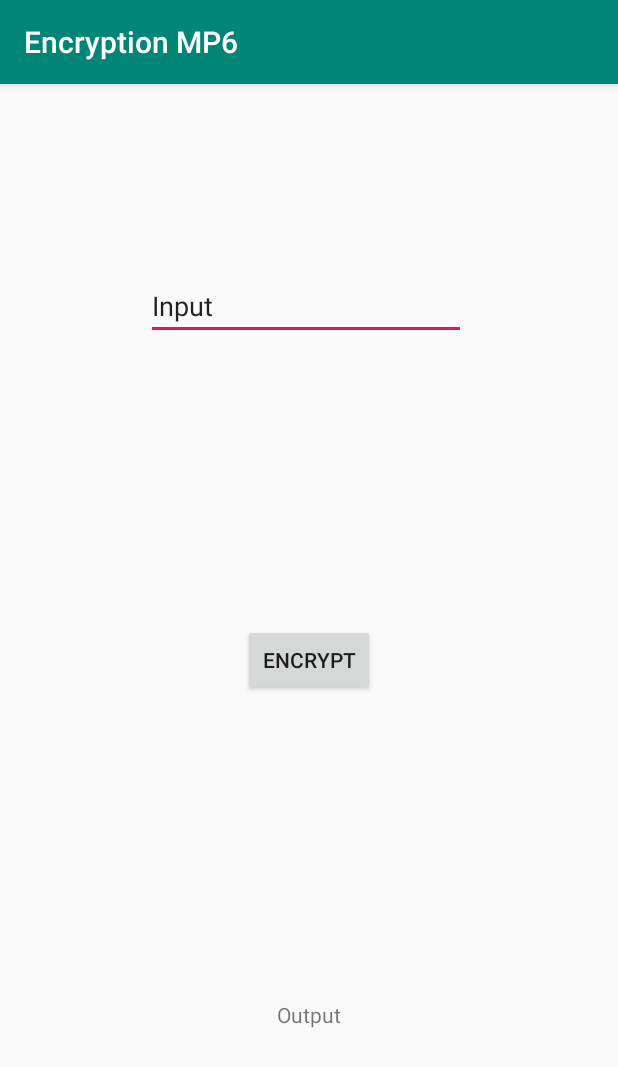
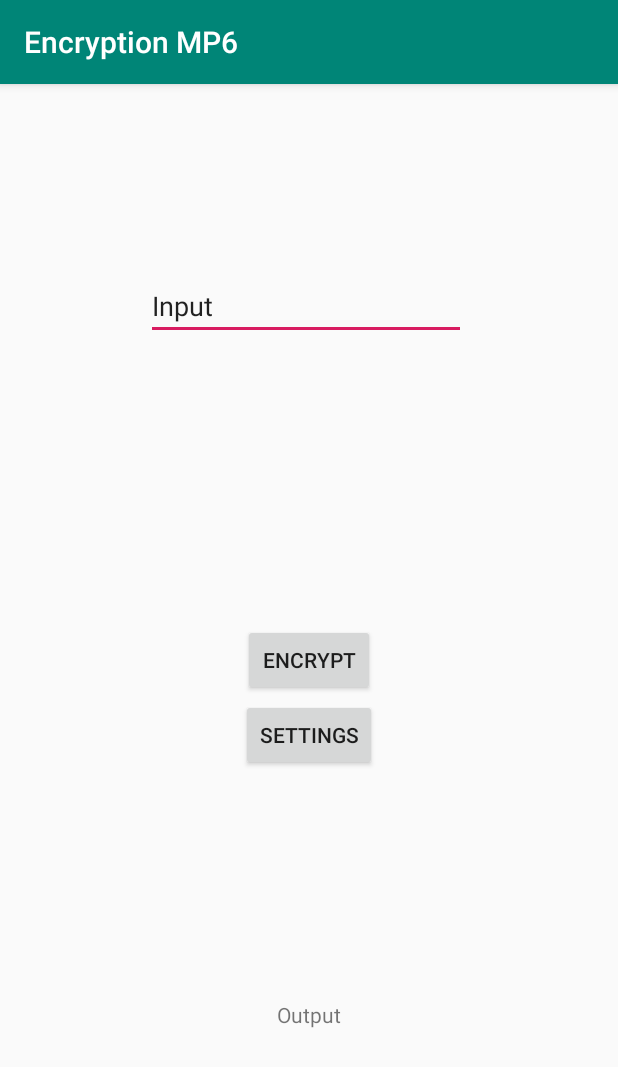
Before and after one commit to jbao8899/MP6_Encryption_Jeremy_Bao_and_Emma_Yu, an Android app: the screen it shows after launch (MainActivity), on a phone screen of 412 x 824 dp. Shown: the top 1067 px of the screen. Run offline under Robolectric (Android 15) with nearby library versions, the phone set to English and light mode, and no system bars.

Commit message:
Worked on settings page, not working yet

```diff
--- a/app/src/main/AndroidManifest.xml
+++ b/app/src/main/AndroidManifest.xml
@@ -16,6 +16,7 @@
                 <category android:name="android.intent.category.LAUNCHER" />
             </intent-filter>
         </activity>
+        <activity android:name=".Settings"></activity>
     </application>
 
 </manifest>
--- a/app/src/main/java/com/example/jbao8/encryptionmp6/MainActivity.java
+++ b/app/src/main/java/com/example/jbao8/encryptionmp6/MainActivity.java
@@ -9,6 +9,7 @@ import android.widget.TextView;
 
 public class MainActivity extends AppCompatActivity {
     private final String TAG = "MainActivity Class";
+    private boolean makeUpperCase = false;
 
     @Override
     protected void onCreate(Bundle savedInstanceState) {
--- a/app/src/main/res/layout/activity_main.xml
+++ b/app/src/main/res/layout/activity_main.xml
@@ -56,4 +56,20 @@
         app:layout_constraintEnd_toEndOf="parent"
         app:layout_constraintStart_toStartOf="parent"
         app:layout_constraintTop_toTopOf="parent" />
+
+    <Button
+        android:id="@+id/Settings"
+        android:layout_width="wrap_content"
+        android:layout_height="wrap_content"
+        android:layout_marginStart="8dp"
+        android:layout_marginLeft="8dp"
+        android:layout_marginTop="280dp"
+        android:layout_marginEnd="8dp"
+        android:layout_marginRight="8dp"
+        android:layout_marginBottom="180dp"
+        android:text="Settings"
+        app:layout_constraintBottom_toBottomOf="parent"
+        app:layout_constraintEnd_toEndOf="parent"
+        app:layout_constraintStart_toStartOf="parent"
+        app:layout_constraintTop_toTopOf="parent" />
 </android.support.constraint.ConstraintLayout>
--- a/app/src/main/res/values/strings.xml
+++ b/app/src/main/res/values/strings.xml
@@ -3,4 +3,7 @@
     <string name="input">Input</string>
     <string name="encrypt">Encrypt</string>
     <string name="output">Output</string>
+    <string name="make_text_uppercase">Make Text Uppercase</string>
+    <string name="currently_off">Currently off</string>
+    <string name="currently_on">Currently off</string>
 </resources>
```
Also changed, not shown: app/src/main/java/com/example/jbao8/encryptionmp6/Settings.java (added, +42 -0 lines), app/src/main/res/layout/activity_settings.xml (added, +41 -0 lines).
